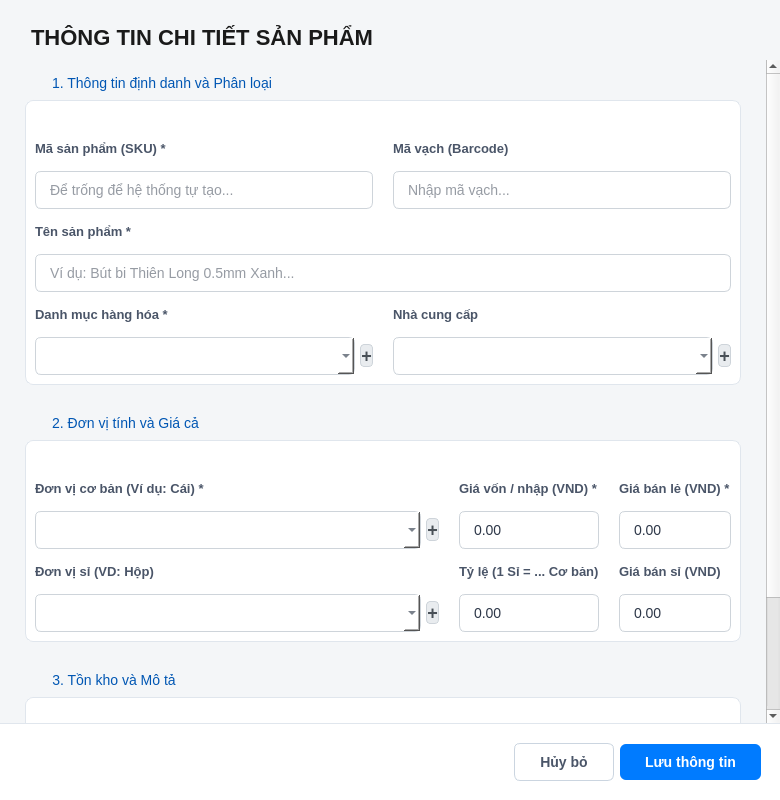
Old version of the form app/ui/product/views/product_form.ui in the repository minhtoan3131/stationpos-python-coursework-basic.
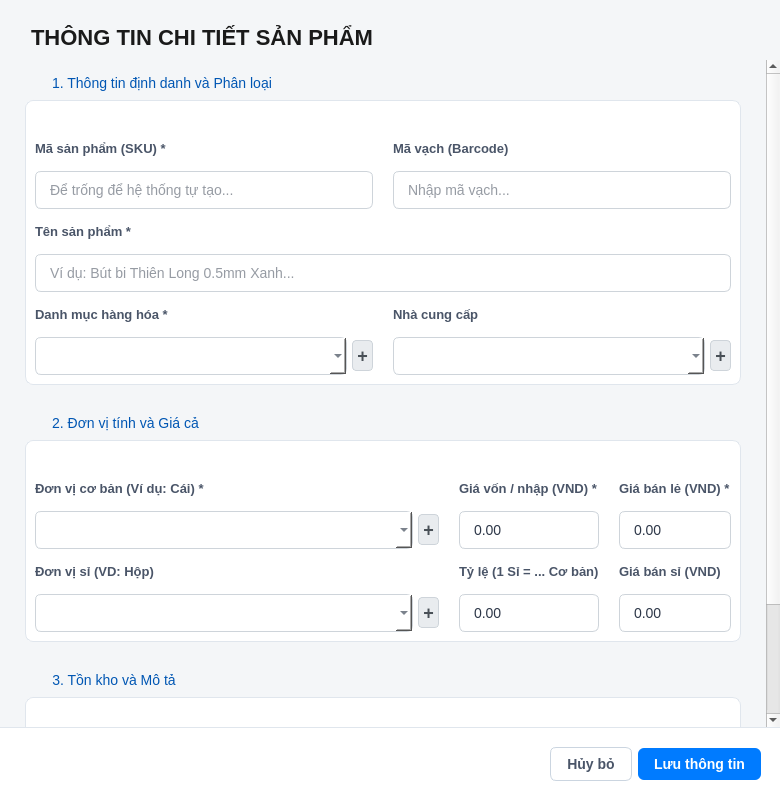
New version of the form.

```diff
--- a/app/ui/product/views/product_form.ui
+++ b/app/ui/product/views/product_form.ui
@@ -28,14 +28,14 @@
 QLineEdit:disabled, QComboBox:disabled { background-color: #e9ecef; color: #6c757d; }
 QSpinBox::up-button, QSpinBox::down-button, QDoubleSpinBox::up-button, QDoubleSpinBox::down-button { width: 0px; border: none; }
 QFrame#frame_footer { background-color: #ffffff; border-top: 1px solid #e0e6ed; padding: 10px; }
-QPushButton { padding: 10px 25px; border-radius: 6px; font-weight: bold; font-size: 14px; }
+QPushButton { padding: 8px 16px; border-radius: 6px; font-weight: bold; font-size: 14px; }
 QPushButton#btn_cancel { background-color: transparent; color: #4a5568; border: 1px solid #cbd5e0; }
 QPushButton#btn_cancel:hover { background-color: #f1f3f5; }
 QPushButton#btn_save { background-color: #007bff; color: white; border: none; }
 QPushButton#btn_save:hover { background-color: #0069d9; }
 /* STYLE CHO NÚT CỘNG (Thêm nhanh) */
 QPushButton#btn_add_category, QPushButton#btn_add_supplier, QPushButton#btn_add_base_unit, QPushButton#btn_add_conversion_unit {
-    padding: 0px; border-radius: 4px; background-color: #e9ecef; color: #495057; border: 1px solid #ced4da; font-size: 18px; font-weight: bold;
+    padding: 4px; border-radius: 4px; background-color: #e9ecef; color: #495057; border: 1px solid #ced4da; font-size: 18px; font-weight: bold;
 }
 QPushButton#btn_add_category:hover, QPushButton#btn_add_supplier:hover, QPushButton#btn_add_base_unit:hover, QPushButton#btn_add_conversion_unit:hover {
     background-color: #007bff; color: white; border-color: #007bff;
```
